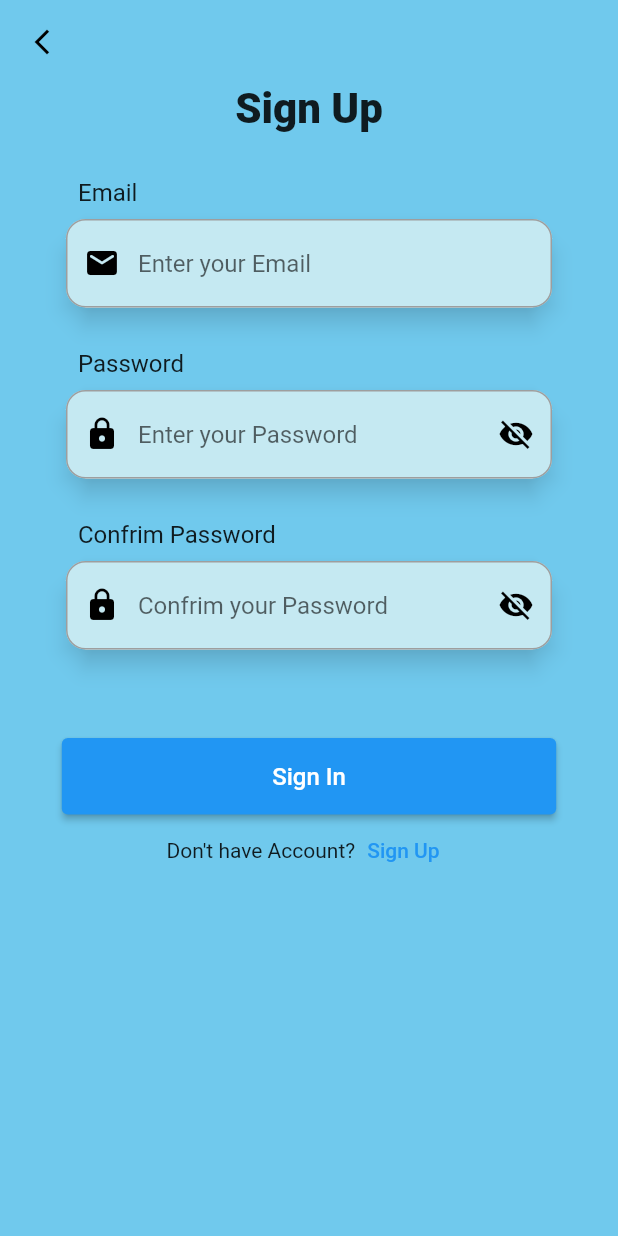
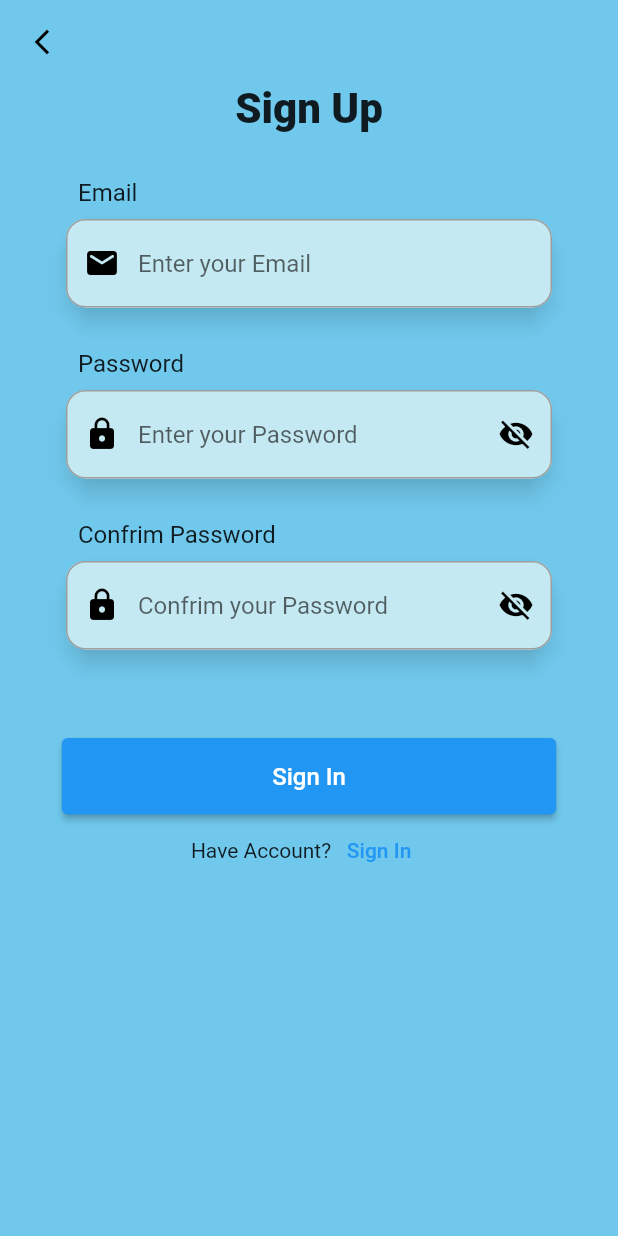
Before and after one commit to joysarkar18/Expense-Tracker-app, a Flutter app: the SignUpScreen screen opened directly, on a phone screen of 412 x 824 dp. Run offline on Flutter 3.47's test engine with Material 2 defaults, Android fonts, the phone set to English and light mode, and no system bars; our stand-ins replace firebase_core, get; accounts and stored records are empty.

Commit message:
sign up Ui bug fixed

```diff
--- a/lib/Screens/signup_screen.dart
+++ b/lib/Screens/signup_screen.dart
@@ -192,8 +192,8 @@ class _SignUpScreenState extends State<SignUpScreen> {
                   Row(
                     mainAxisAlignment: MainAxisAlignment.center,
                     children: [
-                      Text("Don't have Account?"),
-                      TextButton(onPressed: () {}, child: Text("Sign Up"))
+                      Text("Have Account?"),
+                      TextButton(onPressed: () {}, child: Text("Sign In"))
                     ],
                   ),
                 ]),
```
